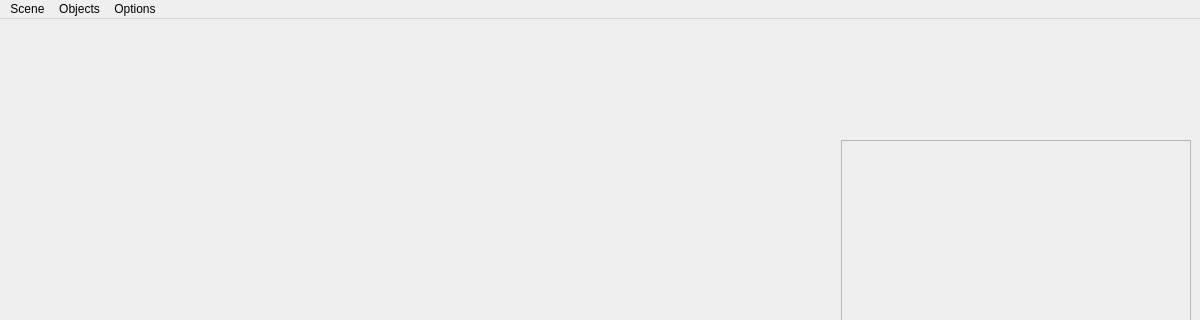
Old version of the form mainwindow.ui in the repository smogork/SmoCAD; both pictures show x 0 to 1200 and y 0 to 320 of the 1200 by 800 pixel window.
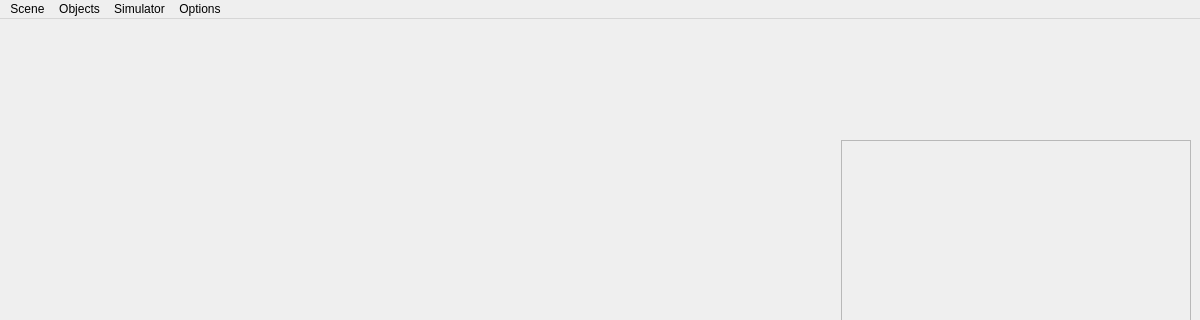
New version of the form. Custom widgets are drawn as their Qt base class.

```diff
--- a/mainwindow.ui
+++ b/mainwindow.ui
@@ -200,8 +200,15 @@
     <addaction name="menuCurves_2"/>
     <addaction name="menuPlanes_2"/>
    </widget>
+   <widget class="QMenu" name="menuSimulator">
+    <property name="title">
+     <string>Simulator</string>
+    </property>
+    <addaction name="action3C_Simulator"/>
+   </widget>
    <addaction name="menuObjects"/>
    <addaction name="menuObjects_2"/>
+   <addaction name="menuSimulator"/>
    <addaction name="menuOptions"/>
   </widget>
   <widget class="QStatusBar" name="statusbar"/>
```
Left out of the diff: 5 changed lines with no effect on the pictures.
